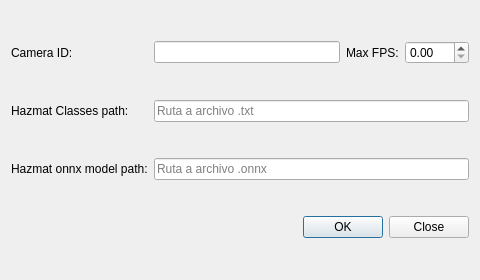
Old version of the form ui/VideoRecognizerConfiguration.ui in the repository Carlos4621/RobotRecognition.
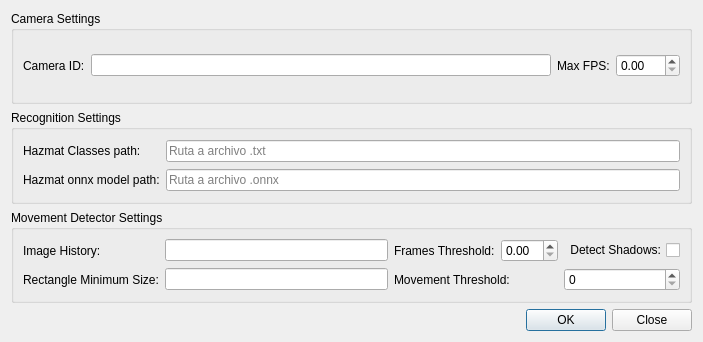
New version of the form.

Commit message: Añadida configuración del detector de movimiento

What changed in the file:
```diff
--- a/ui/VideoRecognizerConfiguration.ui
+++ b/ui/VideoRecognizerConfiguration.ui
@@ -6,60 +6,15 @@
    <rect>
     <x>0</x>
     <y>0</y>
-    <width>480</width>
-    <height>280</height>
+    <width>703</width>
+    <height>342</height>
    </rect>
   </property>
   <property name="windowTitle">
    <string>Configuración</string>
   </property>
   <layout class="QGridLayout" name="gridLayout">
-   <item row="1" column="0">
-    <widget class="QLabel" name="modelClassesLabel">
-     <property name="text">
-      <string>Hazmat Classes path:</string>
-     </property>
-    </widget>
-   </item>
-   <item row="1" column="1" colspan="3">
-    <widget class="QLineEdit" name="modelClassesPath">
-     <property name="placeholderText">
-      <string>Ruta a archivo .txt</string>
-     </property>
-    </widget>
-   </item>
-   <item row="2" column="1" colspan="3">
-    <widget class="QLineEdit" name="modelPath">
-     <property name="placeholderText">
-      <string>Ruta a archivo .onnx</string>
-     </property>
-    </widget>
-   </item>
-   <item row="2" column="0">
-    <widget class="QLabel" name="modelLabel">
-     <property name="text">
-      <string>Hazmat onnx model path:</string>
-     </property>
-    </widget>
-   </item>
-   <item row="0" column="0">
-    <widget class="QLabel" name="cameraIDLabel">
-     <property name="layoutDirection">
-      <enum>Qt::LayoutDirection::LeftToRight</enum>
-     </property>
-     <property name="text">
-      <string>Camera ID:</string>
-     </property>
-    </widget>
-   </item>
-   <item row="0" column="2">
-    <widget class="QLabel" name="maxFPSLabel">
-     <property name="text">
-      <string>Max FPS:</string>
-     </property>
-    </widget>
-   </item>
-   <item row="3" column="0" colspan="4">
+   <item row="4" column="0" colspan="3">
     <widget class="QDialogButtonBox" name="buttonBox">
      <property name="orientation">
       <enum>Qt::Orientation::Horizontal</enum>
@@ -69,17 +24,146 @@
      </property>
     </widget>
    </item>
-   <item row="0" column="1">
-    <widget class="QLineEdit" name="cameraID"/>
+   <item row="0" column="0" colspan="3">
+    <widget class="QGroupBox" name="cameraSettingsBox">
+     <property name="title">
+      <string>Camera Settings</string>
+     </property>
+     <layout class="QGridLayout" name="gridLayout_3">
+      <item row="0" column="0">
+       <widget class="QLabel" name="cameraIDLabel">
+        <property name="layoutDirection">
+         <enum>Qt::LayoutDirection::LeftToRight</enum>
+        </property>
+        <property name="text">
+         <string>Camera ID:</string>
+        </property>
+       </widget>
+      </item>
+      <item row="0" column="1">
+       <widget class="QLineEdit" name="cameraID"/>
+      </item>
+      <item row="0" column="2">
+       <widget class="QLabel" name="maxFPSLabel">
+        <property name="text">
+         <string>Max FPS:</string>
+        </property>
+       </widget>
+      </item>
+      <item row="0" column="3">
+       <widget class="QDoubleSpinBox" name="maxFPS">
+        <property name="buttonSymbols">
+         <enum>QAbstractSpinBox::ButtonSymbols::UpDownArrows</enum>
+        </property>
+        <property name="maximum">
+         <double>100.000000000000000</double>
+        </property>
+       </widget>
+      </item>
+     </layout>
+    </widget>
    </item>
-   <item row="0" column="3">
-    <widget class="QDoubleSpinBox" name="maxFPS">
-     <property name="buttonSymbols">
-      <enum>QAbstractSpinBox::ButtonSymbols::UpDownArrows</enum>
+   <item row="2" column="0" colspan="3">
+    <widget class="QGroupBox" name="recognitionSettingsBox">
+     <property name="title">
+      <string>Recognition Settings</string>
      </property>
-     <property name="maximum">
-      <double>100.000000000000000</double>
+     <layout class="QGridLayout" name="gridLayout_2">
+      <item row="0" column="0">
+       <widget class="QLabel" name="modelClassesLabel">
+        <property name="text">
+         <string>Hazmat Classes path:</string>
+        </property>
+       </widget>
+      </item>
+      <item row="0" column="1">
+       <widget class="QLineEdit" name="modelClassesPath">
+        <property name="placeholderText">
+         <string>Ruta a archivo .txt</string>
+        </property>
+       </widget>
+      </item>
+      <item row="1" column="0">
+       <widget class="QLabel" name="modelLabel">
+        <property name="text">
+         <string>Hazmat onnx model path:</string>
+        </property>
+       </widget>
+      </item>
+      <item row="1" column="1">
+       <widget class="QLineEdit" name="modelPath">
+        <property name="placeholderText">
+         <string>Ruta a archivo .onnx</string>
+        </property>
+       </widget>
+      </item>
+     </layout>
+    </widget>
+   </item>
+   <item row="3" column="0" colspan="3">
+    <widget class="QGroupBox" name="movementSettingsBox">
+     <property name="title">
+      <string>Movement Detector Settings</string>
      </property>
+     <layout class="QGridLayout" name="gridLayout_4">
+      <item row="0" column="3">
+       <widget class="QDoubleSpinBox" name="framesThreshold"/>
+      </item>
+      <item row="1" column="1">
+       <widget class="QLineEdit" name="rectangleMinSize">
+        <property name="text">
+         <string/>
+        </property>
+       </widget>
+      </item>
+      <item row="1" column="0">
+       <widget class="QLabel" name="rectangleMinSizeLabel">
+        <property name="text">
+         <string>Rectangle Minimum Size:</string>
+        </property>
+       </widget>
+      </item>
+      <item row="0" column="2">
+       <widget class="QLabel" name="framesThresholdLabel">
+        <property name="text">
+         <string>Frames Threshold:</string>
+        </property>
+       </widget>
+      </item>
+      <item row="0" column="1">
+       <widget class="QLineEdit" name="imageHistory"/>
+      </item>
+      <item row="0" column="4">
+       <widget class="QCheckBox" name="detectShadows">
+        <property name="layoutDirection">
+         <enum>Qt::LayoutDirection::RightToLeft</enum>
+        </property>
+        <property name="text">
+         <string>Detect Shadows:</string>
+        </property>
+        <property name="checked">
+         <bool>false</bool>
+        </property>
+       </widget>
+      </item>
+      <item row="1" column="2" colspan="2">
+       <widget class="QLabel" name="movementThresholdLabel">
+        <property name="text">
+         <string>Movement Threshold:</string>
+        </property>
+       </widget>
+      </item>
+      <item row="0" column="0">
+       <widget class="QLabel" name="imagehistoryLabel">
+        <property name="text">
+         <string>Image History:</string>
+        </property>
+       </widget>
+      </item>
+      <item row="1" column="4">
+       <widget class="QSpinBox" name="movementThreshold"/>
+      </item>
+     </layout>
     </widget>
    </item>
   </layout>
```
The commit also changes 5 other files.
